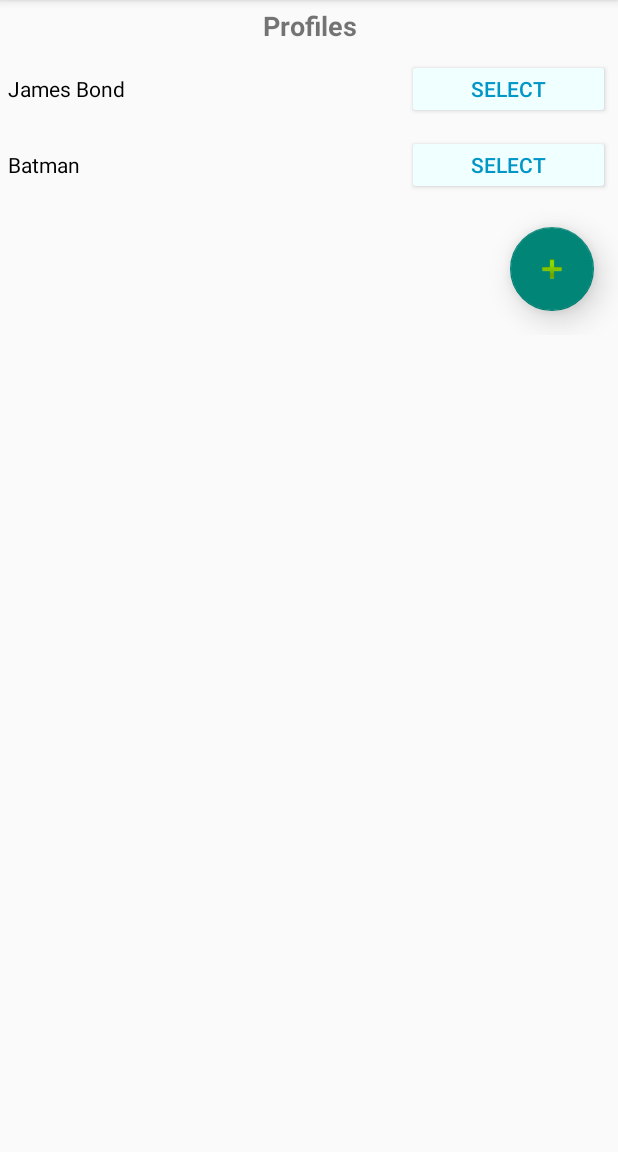
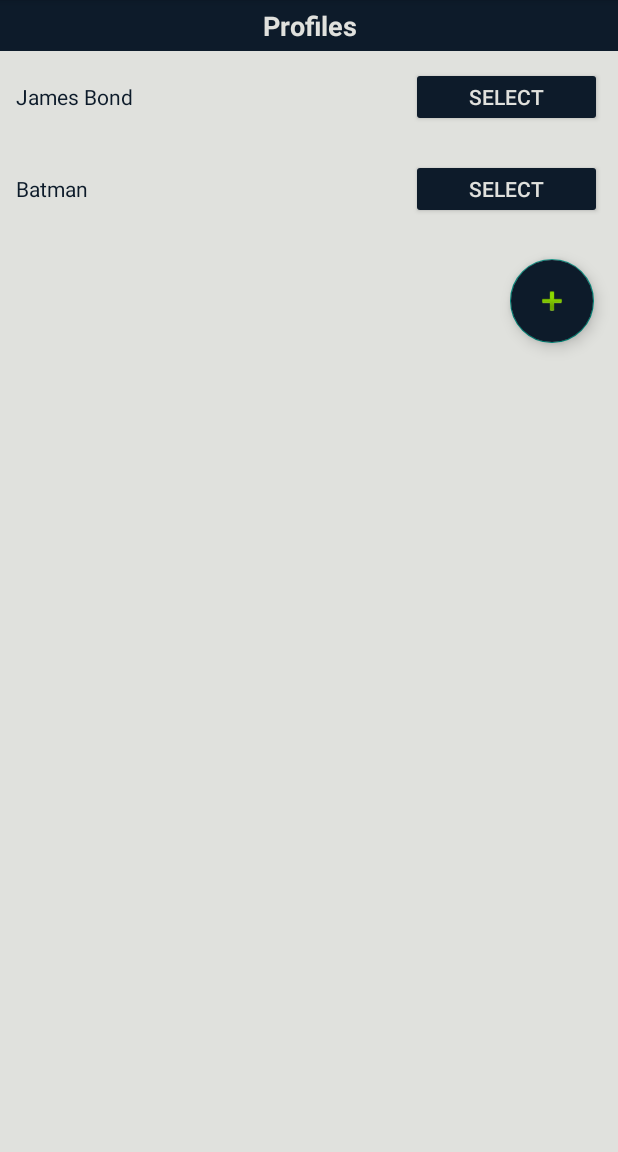
Before and after one commit to NitsosG/electric-vehicle-management, an Android app: the screen it shows after launch (ProfileSelection), on a phone screen of 412 x 824 dp, the part 84-1236 px from its top. Run offline under Robolectric (Android 15) with nearby library versions, the phone set to English and light mode, and no system bars; our stand-ins replace Room's generated code.

Commit message:
UI changes. Apply styles to all components

```diff
--- a/app/src/main/java/aueb/msc/db/AppDatabaseRoom.kt
+++ b/app/src/main/java/aueb/msc/db/AppDatabaseRoom.kt
@@ -9,7 +9,7 @@ import aueb.msc.model.Location
 import aueb.msc.model.Model
 import aueb.msc.model.Profile
 
-@Database(entities = [Brand::class, Model::class, Profile::class], version = 2)
+@Database(entities = [Brand::class, Model::class, Profile::class], version = 1 )
 abstract class AppDatabaseRoom: RoomDatabase() {
 
     abstract fun roomDao(): RoomDAO
--- a/app/src/main/res/layout/activity_profile_selection.xml
+++ b/app/src/main/res/layout/activity_profile_selection.xml
@@ -5,6 +5,7 @@
     android:layout_width="match_parent"
     android:layout_height="match_parent"
     android:orientation="vertical"
+    style="@style/LinearLayoutStyle"
     tools:context=".ProfileSelection">
 
     <LinearLayout
@@ -14,13 +15,13 @@
         android:orientation="vertical">
 
         <TextView
+            style="@style/HeadingStyle"
             android:id="@+id/profiles_label"
             android:layout_width="match_parent"
             android:layout_height="34dp"
             android:gravity="center"
             android:text="Profiles"
-            android:textSize="18sp"
-            android:textStyle="bold" />
+            />
     </LinearLayout>
 
     <LinearLayout
@@ -45,14 +46,15 @@
 
         <com.google.android.material.floatingactionbutton.FloatingActionButton
             android:id="@+id/create_new_profile_button"
+            style="@style/FloatingButtonStyle"
             android:layout_width="wrap_content"
             android:layout_height="wrap_content"
+            android:layout_margin="16dp"
             android:clickable="true"
             android:contentDescription="Add"
             android:focusable="true"
-            app:elevation="12dp"
-            android:layout_margin="16dp"
             app:srcCompat="@android:drawable/ic_input_add" />
+
     </LinearLayout>
 
 
--- a/app/src/main/res/layout/custom_info_window.xml
+++ b/app/src/main/res/layout/custom_info_window.xml
@@ -6,6 +6,7 @@
     xmlns:app="http://schemas.android.com/apk/res-auto"
     android:background="@drawable/common_google_signin_btn_icon_dark_normal_background"
     android:orientation="horizontal"
+    style="@style/LinearLayoutStyle"
     android:padding="10dp">
 
     <LinearLayout
@@ -15,14 +16,13 @@
         android:orientation="vertical">
 
         <TextView
+            style="@style/TextFormViewStyle"
             android:id="@+id/title"
             android:layout_width="wrap_content"
             android:layout_height="wrap_content"
             android:layout_gravity="center_horizontal"
             android:ellipsize="end"
             android:maxLines="1"
-            android:textColor="#003333"
-            android:textSize="14sp"
             android:textStyle="bold"
             />
 
@@ -36,7 +36,7 @@
             android:textAlignment="center"
             android:textAllCaps="true"
             android:textColor="#008080"
-            android:textSize="12sp"
+            android:textSize="11sp"
             />
 
 <!--        <ImageButton-->
--- a/app/src/main/res/layout/fragment_map.xml
+++ b/app/src/main/res/layout/fragment_map.xml
@@ -3,8 +3,7 @@
     xmlns:android="http://schemas.android.com/apk/res/android"
     xmlns:tools="http://schemas.android.com/tools"
     android:layout_width="match_parent"
-    android:layout_height="match_parent"
-    tools:context=".MapFragment">
+    android:layout_height="match_parent">
 
     <fragment
         android:layout_width="match_parent"
--- a/app/src/main/res/layout/profile_view.xml
+++ b/app/src/main/res/layout/profile_view.xml
@@ -4,6 +4,7 @@
     android:layout_width="match_parent"
     android:layout_height="wrap_content"
     android:orientation="vertical"
+    style="@style/LinearLayoutStyle"
     app:layout_constraintTop_toTopOf="parent">
 
     <LinearLayout
@@ -14,9 +15,7 @@
 
         <TextView
             android:id="@+id/profile_name"
-            style="@style/TextViewStyle"
-            android:layout_width="46dp"
-            android:layout_height="40dp"
+            style="@style/LabelStyle"
             android:layout_weight="2"
             android:text="TextView" />
 
@@ -25,6 +24,7 @@
             android:id="@+id/select_profile_button"
             android:layout_width="25dp"
             android:layout_height="40dp"
+            android:layout_margin="5dp"
             android:layout_weight="1"
             android:text="Select" />
 
--- a/app/src/main/res/values/colors.xml
+++ b/app/src/main/res/values/colors.xml
@@ -9,7 +9,8 @@
     <color name="white">#FFFFFFFF</color>
     <color name="green">#4CAF50</color>
     <color name="red">#F44336</color>
-    <color name="text">#000000</color>
+    <color name="text">#0D1B2A</color>
+    <color name="header">#0D1B2A</color>
     <color name="textButton">#0096C7</color>
-    <color name="background_color">#F0FFFF</color>
+    <color name="background_color">#E0E1DD</color>
 </resources>
--- a/app/src/main/res/values/styles.xml
+++ b/app/src/main/res/values/styles.xml
@@ -1,28 +1,66 @@
 <resources>
+
+    <style name="LinearLayoutStyle">
+        <item name="android:background">@color/background_color</item>
+    </style>
+
+    <style name="HeadingStyle">
+        <item name="android:textColor">@color/background_color</item>
+        <item name="android:textSize">18sp</item>
+        <item name="android:textStyle">bold</item>
+        <item name="android:background">@color/header</item>
+        <!-- Add more attributes as needed -->
+    </style>
+
     <style name="LabelStyle">
         <item name="android:textColor">@color/text</item>
-        <item name="android:layout_marginTop">15dp</item>
-        <item name="android:layout_marginLeft">5dp</item>
         <item name="android:textSize">14sp</item>
+        <item name="android:textAlignment">viewStart</item>
+        <item name="android:layout_margin">5dp</item>
+        <item name="android:layout_width">50dp</item>
+        <item name="android:layout_height">25dp</item>
         <!-- Add more attributes as needed -->
     </style>
 
     <style name="TextViewStyle">
         <item name="android:textColor">@color/text</item>
         <item name="android:textSize">14sp</item>
-        <item name="android:gravity">center</item>
+        <item name="android:textAlignment">viewEnd</item>
+        <item name="android:layout_margin">5dp</item>
+        <item name="android:layout_width">50dp</item>
+        <item name="android:layout_height">25dp</item>
+    </style>
+
+    <style name="TextFormViewStyle">
+        <item name="android:textColor">@color/text</item>
+        <item name="android:textSize">14sp</item>
+        <item name="android:textAlignment">center</item>
+        <item name="android:layout_margin">5dp</item>
+    </style>
+
+    <style name="EditFormViewStyle">
+        <item name="android:textColor">@color/text</item>
+        <item name="android:textSize">14sp</item>
         <item name="android:textAlignment">viewStart</item>
-        <item name="android:titleMarginStart">15dp</item>
-
-<!--        style="?android:attr/borderlessButtonStyle"-->
-
-        <!-- Add more attributes as needed -->
     </style>
 
     <style name="ButtonStyle">
-        <item name="android:textColor">@color/textButton</item>
+        <item name="android:textColor">@color/background_color</item>
         <item name="android:textSize">14sp</item>
-        <item name="android:backgroundTint">@color/background_color</item>
+        <item name="android:backgroundTint">@color/header</item>
+    </style>
+
+    <style name="FloatingButtonStyle">
+        <item name="android:textColor">@color/header</item>
+        <item name="android:textSize">14sp</item>
+        <item name="android:backgroundTint">@color/header</item>
+
+    </style>
+
+    <style name="ImageStyle">
+        <item name="android:textColor">@color/header</item>
+        <item name="android:layout_margin">16dp</item>
+        <item name="android:textSize">14sp</item>
     </style>
 
 </resources>
```
Also changed, not shown: app/src/main/AndroidManifest.xml (+1 -6 lines), app/src/main/res/layout/activity_map.xml (deleted, +0 -15 lines), app/src/main/res/layout/activity_vehicle_monitor.xml (+18 -39 lines), app/src/main/res/layout/activity_vehicle_profile_setup.xml (+15 -1 lines).
